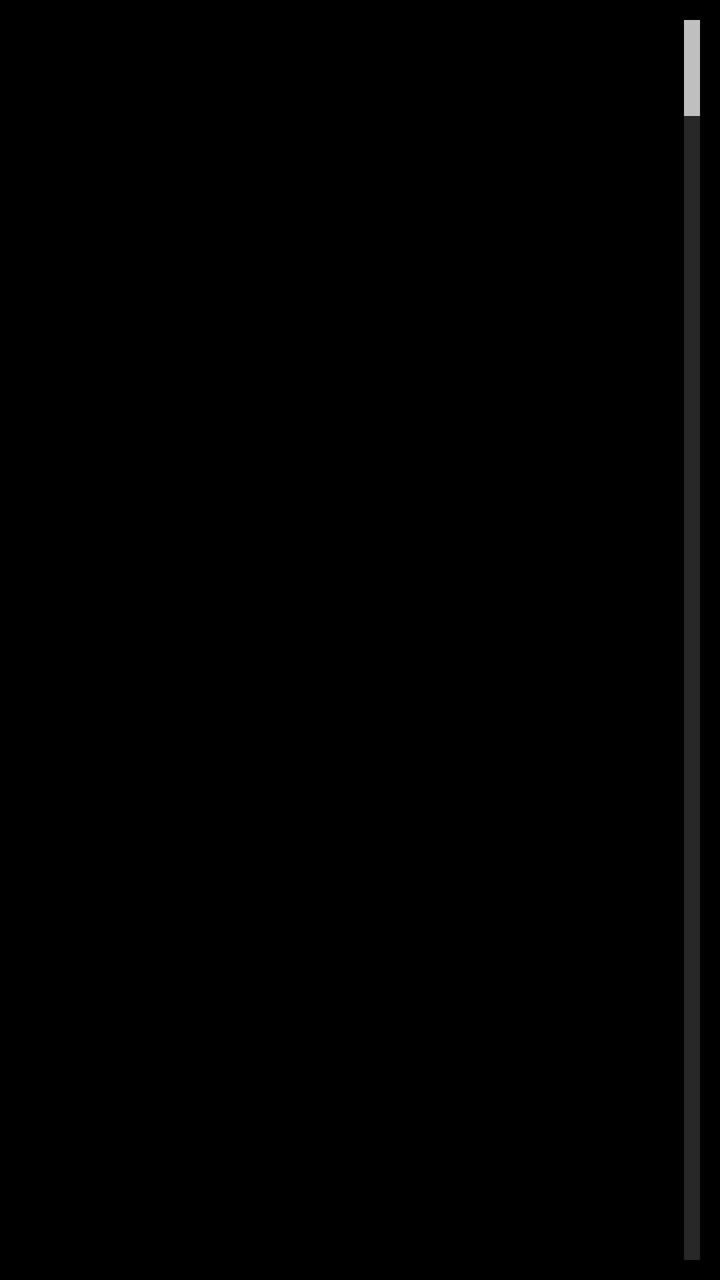
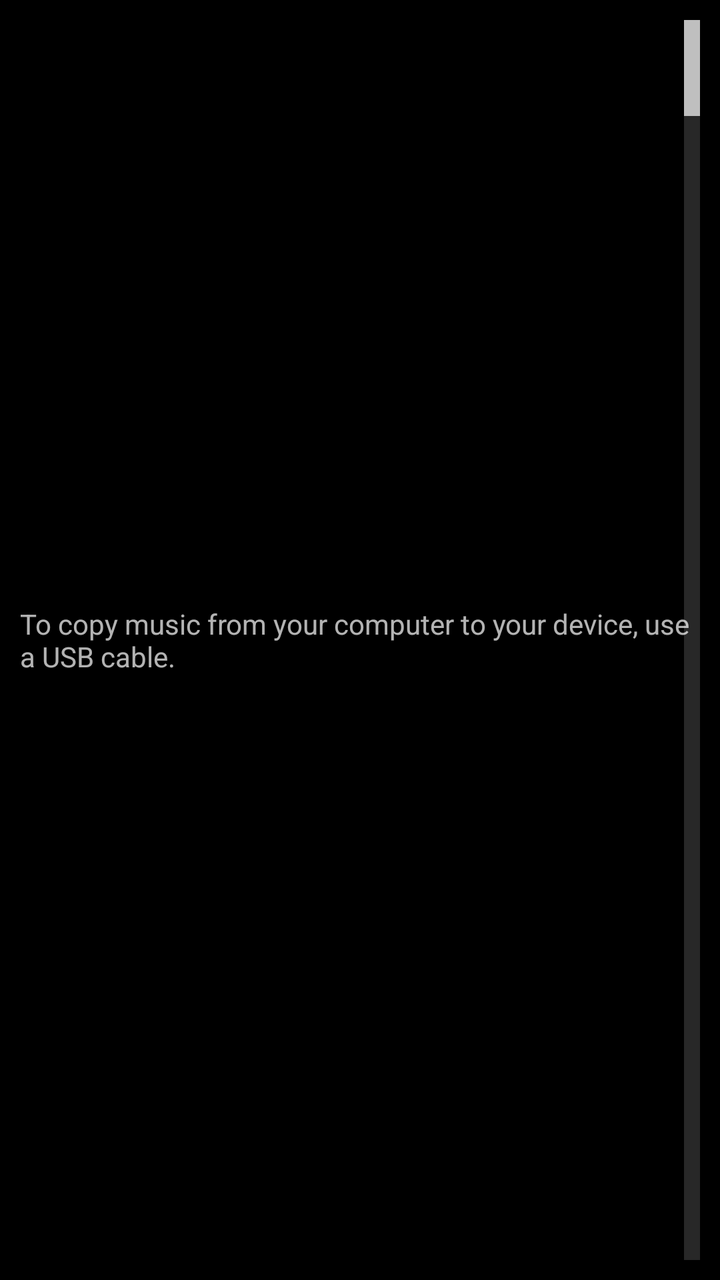

Before-and-after screenshots of an Android layout around one commit, followed by the original layout XML and the change that was made.
<!-- AndroidManifest.xml: application theme Apollo.Theme.Dark -->
<!-- res/layout/grid_base.xml -->
<?xml version="1.0" encoding="utf-8"?>
<FrameLayout xmlns:android="http://schemas.android.com/apk/res/android"
    android:layout_width="match_parent"
    android:layout_height="match_parent"
    android:orientation="vertical"
    android:padding="@dimen/list_preferred_item_padding">


    <TextView
        android:id="@+id/grid_base_empty_info"
        android:layout_width="match_parent"
        android:layout_height="wrap_content"
        android:layout_gravity="center"
        android:visibility="invisible"
        android:text="@string/empty_music" />

    <GridView
        android:id="@+id/grid_base"
        android:layout_width="match_parent"
        android:layout_height="match_parent"
        android:cacheColorHint="@color/transparent"
        android:drawSelectorOnTop="true"
        android:fadingEdge="vertical"
        android:scrollbars="none"
        android:fastScrollAlwaysVisible="false"
        android:scrollbarThumbVertical="@color/scrollbar_thumb_color"
        android:fastScrollEnabled="true"
        android:horizontalSpacing="@dimen/grid_item_spacing"
        android:verticalSpacing="@dimen/grid_item_spacing" />

</FrameLayout>
<!-- resources referenced by this layout -->
<resources>
  <color name="scrollbar_thumb_color">#6fffffff</color>
  <color name="transparent">#00000000</color>
  <dimen name="grid_item_spacing">4.0dp</dimen>
  <dimen name="list_preferred_item_padding">10.0dp</dimen>
  <string name="empty_music">To copy music from your computer to your device, use a USB cable.</string>
  <style name="Apollo.Theme.Dark" parent="Theme.AppCompat.NoActionBar">
  
          <item name="colorPrimaryDark">#ff0a0a0a</item>
          <item name="windowActionBar">false</item>
          <item name="windowNoTitle">true</item>
          <item name="colorAccent">@android:color/white</item>
          <item name="android:colorBackground">@android:color/black</item>
          <item name="android:windowContentOverlay">@null</item>
      </style>
</resources>

<!-- the commit's change to res/layout/grid_base.xml (unified diff, before → after) -->
@@ -11,7 +11,6 @@
         android:layout_width="match_parent"
         android:layout_height="wrap_content"
         android:layout_gravity="center"
-        android:visibility="invisible"
         android:text="@string/empty_music" />
 
     <GridView
